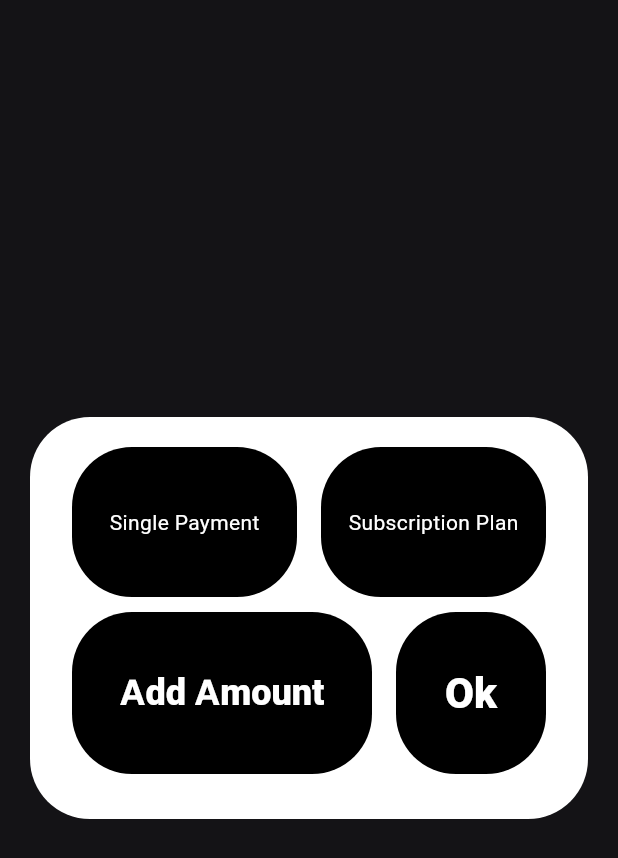
After one commit to Ajaywebiots/contactbook, a Flutter app: the StripePaymentScreen screen opened directly, on a phone screen of 412 x 824 dp. The commit adds this screen. Shown: the top 858 px of the screen. Run offline on Flutter 3.47's test engine with Material 3 defaults, Android fonts, the phone set to English and light mode, and no system bars; our stand-ins replace carousel_slider, cloud_firestore, device_info_plus, dio, figma_squircle, firebase_auth and 12 more; missing offline and left inert: fast_contacts, flutter_stripe, syncfusion_flutter_core; accounts and stored records are empty; Roboto replaces fonts that are missing (Philosopher).

Commit message:
make payment gateway

```diff
--- a/lib/main.dart
+++ b/lib/main.dart
@@ -1,5 +1,8 @@
+import 'package:contactbook/provider/payment_gateway_provider/payment_gateway_provider.dart';
+import 'package:contactbook/provider/payment_gateway_provider/paymentutils.dart';
 import 'package:contactbook/user.dart';
 import 'package:flutter/material.dart';
+import 'package:flutter_stripe/flutter_stripe.dart';
 import 'package:provider/provider.dart';
 import 'package:firebase_core/firebase_core.dart';
 import 'package:contactbook/selection_screen.dart';
@@ -27,6 +30,7 @@ void main() async {
   WidgetsFlutterBinding.ensureInitialized();
   await Firebase.initializeApp();
   await NotificationServices().initNotification();
+  Stripe.publishableKey = PaymentUtils.publishKey;
 
   runApp(MultiProvider(providers: [
     ChangeNotifierProvider(create: (_) => UserLogin()),
@@ -46,6 +50,8 @@ void main() async {
     ChangeNotifierProvider(create: (_) => NumberLoginProvider()),
     ChangeNotifierProvider(create: (_) => HomeScreenProvider()),
     ChangeNotifierProvider(create: (_) => ProductListProvider()),
+    ChangeNotifierProvider(create: (_) => ThemeProvider()),
+    ChangeNotifierProvider(create: (_) => PaymentUtils()),
   ], child: const MyApp()));
 }
 
--- /dev/null
+++ b/lib/provider/payment_gateway_provider/paymentutils.dart
@@ -0,0 +1,165 @@
+import 'dart:convert';
+import 'dart:developer';
+import 'package:flutter/foundation.dart';
+import 'package:flutter/material.dart';
+import 'package:flutter_stripe/flutter_stripe.dart';
+import 'package:http/http.dart' as http;
+
+class PaymentUtils extends ChangeNotifier{
+
+  bool isPaymentSelected = false;
+
+
+  bool isPlanSelect = false;
+
+  TextEditingController amount = TextEditingController();
+
+  static var publishKey =
+      'pk_test_51I4llmDtrRJEUyttSD9XE6wutfZoCETc7eaQ5VkBHCKE2yvOe6QfC6UmcxpOGpenPE3LePnPNT8gKMinRwuheTfn00jOIXTO9p';
+  static var secretKey =
+      'sk_test_51I4llmDtrRJEUyttFVaL6eUC2IqOKMvDTI42EbnBHUFiZ4IkCYrYURhLYW9zkRD3HrKyhNygC3ETP4aPanlvRRk500Zyg4loGK';
+
+  Map<String, dynamic>? paymentIntent;
+
+
+  Future<void> makePayment(context) async {
+    try {
+      log("message ${amount.text}");
+      paymentIntent = await createPaymentIntent(amount.text, 'INR');
+      log("messagesjkfghdshjgf   $paymentIntent");
+      await Stripe.instance.initPaymentSheet(
+          paymentSheetParameters: SetupPaymentSheetParameters(
+              paymentIntentClientSecret: paymentIntent!['client_secret'],
+              googlePay: const PaymentSheetGooglePay(
+                  testEnv: true,
+                  currencyCode: "IN",
+                  merchantCountryCode: "+91"),
+              style: ThemeMode.dark,
+              merchantDisplayName: 'AJAY'));
+      displayPaymentSheet(context);
+    } catch (e) {
+      if (kDebugMode) {
+        print("exception $e");
+      }
+    }
+  }
+
+  createPaymentIntent(String amount, String currency) async {
+    try {
+      Map<String, dynamic> body = {
+        'amount': calculateAmount(amount),
+        'currency': currency,
+        'payment_method_types[]': 'card'
+      };
+      var response = await http.post(
+          Uri.parse('https://api.stripe.com/v1/payment_intents'),
+          headers: {
+            'Authorization': 'Bearer $secretKey',
+            'Content-Type': 'application/x-www-form-urlencoded'
+          },
+          body: body);
+      print('Payment Intent Body: ${response.body.toString()}');
+      return jsonDecode(response.body.toString());
+    } catch (err) {
+      print('Error charging user: ${err.toString()}');
+    }
+  }
+
+  displayPaymentSheet(context) async {
+    try {
+      await Stripe.instance.presentPaymentSheet();
+      showDialog(
+          context: context,
+          builder: (_) => const AlertDialog(
+              content: Column(mainAxisSize: MainAxisSize.min, children: [
+                Row(children: [
+                  Icon(Icons.check_circle, color: Colors.green),
+                  Text("Payment Successful")
+                ])
+              ])));
+      ScaffoldMessenger.of(context).showSnackBar(
+        const SnackBar(content: Text("Paid successfully")),
+      );
+    } on StripeException catch (e) {
+      print('Error: $e');
+      showDialog(
+        context: context,
+        builder: (_) => const AlertDialog(content: Text("Cancelled")),
+      );
+    } catch (e) {
+      print('$e');
+    }
+  }
+
+  calculateAmount(String amount) {
+    final calculatedAmount = (int.parse(amount)) * 100;
+    return calculatedAmount.toString();
+  }
+
+
+
+
+  stripeSinglePayment(context){
+  try {
+  makePayment(context);
+  } catch (e) {
+  log("message$e");
+  }
+  }
+
+  final client = http.Client();
+
+
+  static Map<String, String> headers = {
+    'Authorization': 'Bearer $secretKey',
+    'Content-Type': 'application/x-www-form-urlencoded'
+  };
+
+
+  Future<Map<String, dynamic>> createPaymentIntents() async {
+    final String url = 'https://api.stripe.com/v1/payment_intents';
+
+    Map<String, dynamic> body = {
+      'amount': '2000',
+      'currency': 'jpy',
+      'payment_method_types[]': 'card'
+    };
+
+    var response =
+    await client.post(Uri.parse(url), headers: headers, body: body);
+    if (response.statusCode == 200) {
+      return json.decode(response.body);
+    } else {
+      print(json.decode(response.body));
+      throw 'Failed to create PaymentIntents.';
+    }
+  }
+
+
+  //
+  // Future<void> payment() async {
+  //   _init();
+  //   final _customer = await _createCustomer();
+  //   final _paymentIntent = await _createPaymentIntents();
+  //   await _createCreditCard(_customer['id'], _paymentIntent['client_secret']);
+  // }
+  //
+  //
+  //
+  //
+
+
+
+
+
+
+
+
+
+
+
+
+
+
+
+}
--- /dev/null
+++ b/lib/screen/app_screen/payment_gateway_screen/layouts/stripe_payment_screen.dart
@@ -0,0 +1,183 @@
+import 'package:contactbook/extensions/text_style_extensions.dart';
+import 'package:contactbook/extensions/widget_extension.dart';
+import 'package:contactbook/provider/payment_gateway_provider/paymentutils.dart';
+import 'package:flutter/material.dart';
+import 'package:provider/provider.dart';
+import 'package:contactbook/common/theme/app_color.dart';
+import 'package:contactbook/common/theme/app_css.dart';
+
+class StripePaymentScreen extends StatefulWidget {
+  const StripePaymentScreen({super.key});
+
+  @override
+  State<StripePaymentScreen> createState() => _StripePaymentScreenState();
+}
+
+class _StripePaymentScreenState extends State<StripePaymentScreen> {
+  @override
+  Widget build(BuildContext context) {
+    return Consumer<PaymentUtils>(builder: (context, paymentUtilsPvr, child) {
+      return Scaffold(
+          backgroundColor: const Color(0xff141316),
+          body: Column(mainAxisAlignment: MainAxisAlignment.center, children: [
+            Container(
+                padding: const EdgeInsets.all(20),
+                alignment: Alignment.center,
+                decoration: BoxDecoration(
+                    color: AppColor().whiteColor,
+                    borderRadius: const BorderRadius.all(Radius.circular(40))),
+                child: Column(
+                    mainAxisAlignment: MainAxisAlignment.center,
+                    children: [
+                      Row(
+                          mainAxisAlignment: MainAxisAlignment.spaceAround,
+                          children: [
+                            Container(
+                                    alignment: Alignment.center,
+                                    height: 100,
+                                    width: 150,
+                                    decoration: BoxDecoration(
+                                        color: AppColor().blackColor,
+                                        borderRadius: const BorderRadius.all(
+                                            Radius.circular(40))),
+                                    child: const Text("Single Payment",
+                                        style: TextStyle(color: Colors.white)))
+                                .inkWell(onTap: () {
+                              paymentUtilsPvr.isPaymentSelected = false;
+                              setState(() {});
+                            }, context),
+                            Container(
+                                    alignment: Alignment.center,
+                                    height: 100,
+                                    width: 150,
+                                    decoration: BoxDecoration(
+                                        color: AppColor().blackColor,
+                                        borderRadius: const BorderRadius.all(
+                                            Radius.circular(40))),
+                                    child: const Text("Subscription Plan",
+                                        style: TextStyle(color: Colors.white)))
+                                .inkWell(onTap: () {
+                              setState(() {});
+                              paymentUtilsPvr.isPaymentSelected = true;
+                            }, context)
+                          ]),
+                      paymentUtilsPvr.isPaymentSelected == true
+                          ? Column(children: [
+                              Container(
+                                  margin: const EdgeInsets.symmetric(
+                                      horizontal: 20, vertical: 10),
+                                  alignment: Alignment.center,
+                                  height: Insets.i108,
+                                  decoration: BoxDecoration(
+                                      color: AppColor().blackColor,
+                                      borderRadius: const BorderRadius.all(
+                                          Radius.circular(40))),
+                                  child: Row(
+                                      mainAxisAlignment:
+                                          MainAxisAlignment.spaceAround,
+                                      children: [
+                                        Text("Week Plan",
+                                            style: AppCss.philosopherblack28
+                                                .textColor(
+                                                    AppColor().whiteColor)),
+                                        Container(
+                                            decoration: BoxDecoration(
+                                                shape: BoxShape.circle,
+                                                color: paymentUtilsPvr
+                                                            .isPlanSelect ==
+                                                        true
+                                                    ? Colors.blue
+                                                    : Colors.white),
+                                            width: 20,
+                                            height: 20)
+                                      ])).inkWell(context, onTap: () {
+                                paymentUtilsPvr.isPlanSelect = true;
+                                setState(() {});
+                              }),
+                              Container(
+                                  margin: const EdgeInsets.symmetric(
+                                      horizontal: 20),
+                                  alignment: Alignment.center,
+                                  height: Insets.i108,
+                                  decoration: BoxDecoration(
+                                      color: AppColor().blackColor,
+                                      borderRadius: const BorderRadius.all(
+                                          Radius.circular(40))),
+                                  child: Row(
+                                      mainAxisAlignment:
+                                          MainAxisAlignment.spaceAround,
+                                      children: [
+                                        Text("Month Plan",
+                                            style: AppCss.philosopherblack28
+                                                .textColor(
+                                                    AppColor().whiteColor)),
+                                        Container(
+                                            decoration: BoxDecoration(
+                                                shape: BoxShape.circle,
+                                                color: paymentUtilsPvr
+                                                            .isPlanSelect ==
+                                                        true
+                                                    ? Colors.white
+                                                    : Colors.blue),
+                                            width: 20,
+                                            height: 20)
+                                      ])).inkWell(context, onTap: () {
+                                paymentUtilsPvr.isPlanSelect = false;
+                                setState(() {});
+                              })
+                            ])
+                          : SingleChildScrollView(
+                              child: Row(
+                                  mainAxisAlignment:
+                                      MainAxisAlignment.spaceAround,
+                                  children: [
+                                  Container(
+                                      margin: const EdgeInsets.symmetric(
+                                          vertical: 10),
+                                      alignment: Alignment.center,
+                                      height: Insets.i108,
+                                      decoration: BoxDecoration(
+                                          color: AppColor().blackColor,
+                                          borderRadius: const BorderRadius.all(
+                                              Radius.circular(40))),
+                                      child: SizedBox(
+                                          width: 200,
+                                          child: TextField(
+                                              controller:
+                                                  paymentUtilsPvr.amount,
+                                              textAlign: TextAlign.center,
+                                              maxLines: 1,
+                                              style: AppCss.philosopherblack24
+                                                  .textColor(
+                                                      AppColor().whiteColor),
+                                              decoration: InputDecoration(
+                                                  border: InputBorder.none,
+                                                  hintText: 'Add Amount',
+                                                  hintStyle: AppCss
+                                                      .philosopherblack24
+                                                      .textColor(AppColor()
+                                                          .whiteColor)),
+                                              keyboardType:
+                                                  TextInputType.number))),
+                                  Container(
+                                          alignment: Alignment.center,
+                                          height: Insets.i108,
+                                          width: 100,
+                                          decoration: BoxDecoration(
+                                              color: AppColor().blackColor,
+                                              borderRadius:
+                                                  const BorderRadius.all(
+                                                      Radius.circular(40))),
+                                          child: Text("Ok",
+                                              style: AppCss.philosopherblack28
+                                                  .textColor(
+                                                      AppColor().whiteColor)))
+                                      .inkWell(context,
+                                          onTap: () => paymentUtilsPvr
+                                              .stripeSinglePayment(context))
+                                ]))
+                    ]))
+          ]).padding(horizontal: 20));
+    });
+  }
+}
--- a/pubspec.yaml
+++ b/pubspec.yaml
@@ -59,6 +59,9 @@ dependencies:
   device_info_plus:
   flutter_local_notifications:
   dio:
+  http:
+  flutter_stripe:
+
 
 dev_dependencies:
   flutter_test:
```
Also changed, not shown: lib/provider/date_time_provider/layouts/app_array_list.dart (+14 -0 lines), lib/provider/payment_gateway_provider/payment_gateway_provider.dart (added, +10 -0 lines), lib/screen/app_screen/payment_gateway_screen/payment_gateway_screen.dart (+51 -43 lines), assets/images/flutterWave.png (added), assets/images/instaMojo.png (added), assets/images/paypal.png (added), assets/images/phonepe.png (added), assets/images/stripe.png (added), pubspec.lock, 5 other files.
